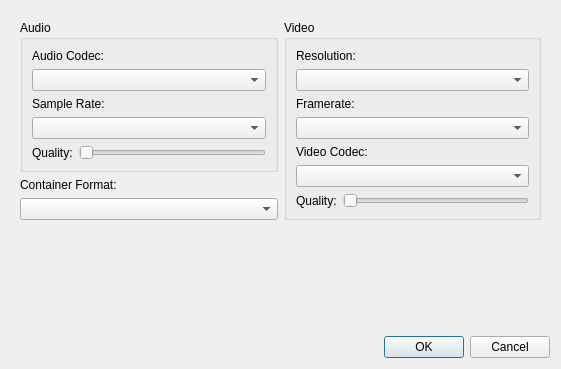
Qt form examples/multimediawidgets/camera/videosettings.ui (qt/qtmultimedia) before a commit.
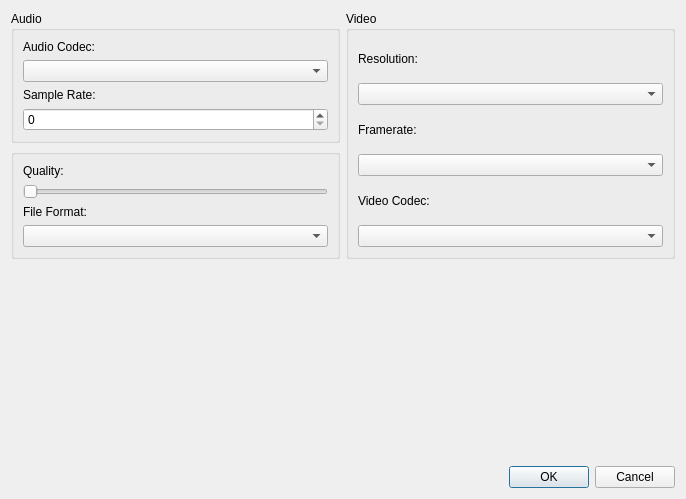
The same form after that commit.

Diff of the .ui file:
```diff
--- a/examples/multimediawidgets/camera/videosettings.ui
+++ b/examples/multimediawidgets/camera/videosettings.ui
@@ -6,79 +6,25 @@
    <rect>
     <x>0</x>
     <y>0</y>
-    <width>561</width>
-    <height>369</height>
+    <width>686</width>
+    <height>499</height>
    </rect>
   </property>
   <property name="windowTitle">
    <string>Video Settings</string>
   </property>
-  <layout class="QGridLayout" name="gridLayout_4">
-   <item row="0" column="0">
-    <widget class="QScrollArea" name="scrollArea">
-     <property name="frameShape">
-      <enum>QFrame::NoFrame</enum>
-     </property>
-     <property name="widgetResizable">
-      <bool>true</bool>
-     </property>
-     <widget class="QWidget" name="scrollAreaWidgetContents">
-      <property name="geometry">
-       <rect>
-        <x>0</x>
-        <y>0</y>
-        <width>543</width>
-        <height>250</height>
-       </rect>
-      </property>
       <layout class="QGridLayout" name="gridLayout_3">
-       <item row="0" column="0">
-        <widget class="QGroupBox" name="groupBox">
-         <property name="title">
-          <string>Audio</string>
-         </property>
-         <layout class="QGridLayout" name="gridLayout">
-          <item row="0" column="0" colspan="2">
-           <widget class="QLabel" name="label_2">
-            <property name="text">
-             <string>Audio Codec:</string>
-            </property>
-           </widget>
-          </item>
-          <item row="1" column="0" colspan="2">
-           <widget class="QComboBox" name="audioCodecBox"/>
-          </item>
-          <item row="2" column="0" colspan="2">
-           <widget class="QLabel" name="label_5">
-            <property name="text">
-             <string>Sample Rate:</string>
-            </property>
-           </widget>
-          </item>
-          <item row="3" column="0" colspan="2">
-           <widget class="QComboBox" name="audioSampleRateBox"/>
-          </item>
-          <item row="4" column="0">
-           <widget class="QLabel" name="label_3">
-            <property name="text">
-             <string>Quality:</string>
-            </property>
-           </widget>
-          </item>
           <item row="4" column="1">
-           <widget class="QSlider" name="audioQualitySlider">
-            <property name="maximum">
-             <number>4</number>
-            </property>
+    <widget class="QDialogButtonBox" name="buttonBox">
             <property name="orientation">
              <enum>Qt::Horizontal</enum>
             </property>
-           </widget>
-          </item>
-         </layout>
-        </widget>
-       </item>
-       <item row="0" column="1" rowspan="3">
+     <property name="standardButtons">
+      <set>QDialogButtonBox::Cancel|QDialogButtonBox::Ok</set>
+     </property>
+    </widget>
+   </item>
+   <item row="2" column="1">
         <widget class="QGroupBox" name="groupBox_2">
          <property name="title">
           <string>Video</string>
@@ -114,15 +60,71 @@
           <item row="5" column="0" colspan="2">
            <widget class="QComboBox" name="videoCodecBox"/>
           </item>
-          <item row="6" column="0">
-           <widget class="QLabel" name="label_7">
+     </layout>
+    </widget>
+   </item>
+   <item row="2" column="0">
+    <widget class="QWidget" name="widget" native="true">
+     <property name="sizePolicy">
+      <sizepolicy hsizetype="Preferred" vsizetype="Preferred">
+       <horstretch>0</horstretch>
+       <verstretch>0</verstretch>
+      </sizepolicy>
+     </property>
+     <layout class="QVBoxLayout" name="verticalLayout_3">
+      <property name="leftMargin">
+       <number>0</number>
+      </property>
+      <property name="topMargin">
+       <number>0</number>
+      </property>
+      <property name="rightMargin">
+       <number>0</number>
+      </property>
+      <property name="bottomMargin">
+       <number>0</number>
+      </property>
+      <item>
+       <widget class="QGroupBox" name="groupBox_3">
+        <property name="title">
+         <string>Audio</string>
+        </property>
+        <layout class="QVBoxLayout" name="verticalLayout_2">
+         <item>
+          <widget class="QLabel" name="label_2">
+           <property name="text">
+            <string>Audio Codec:</string>
+           </property>
+          </widget>
+         </item>
+         <item>
+          <widget class="QComboBox" name="audioCodecBox"/>
+         </item>
+         <item>
+          <widget class="QLabel" name="label_5">
+           <property name="text">
+            <string>Sample Rate:</string>
+           </property>
+          </widget>
+         </item>
+         <item>
+          <widget class="QSpinBox" name="audioSampleRateBox"/>
+         </item>
+        </layout>
+       </widget>
+      </item>
+      <item>
+       <widget class="QGroupBox" name="groupBox">
+        <layout class="QVBoxLayout" name="verticalLayout">
+         <item>
+          <widget class="QLabel" name="label_3">
             <property name="text">
              <string>Quality:</string>
             </property>
            </widget>
           </item>
-          <item row="6" column="1">
-           <widget class="QSlider" name="videoQualitySlider">
+         <item>
+          <widget class="QSlider" name="qualitySlider">
             <property name="maximum">
              <number>4</number>
             </property>
@@ -131,24 +133,23 @@
             </property>
            </widget>
           </item>
-         </layout>
-        </widget>
-       </item>
-       <item row="1" column="0">
+         <item>
         <widget class="QLabel" name="label_4">
          <property name="text">
-          <string>Container Format:</string>
+            <string>File Format:</string>
          </property>
         </widget>
        </item>
-       <item row="2" column="0">
+         <item>
         <widget class="QComboBox" name="containerFormatBox"/>
        </item>
       </layout>
      </widget>
+      </item>
+     </layout>
     </widget>
    </item>
-   <item row="1" column="0">
+   <item row="3" column="0">
     <spacer name="verticalSpacer">
      <property name="orientation">
       <enum>Qt::Vertical</enum>
@@ -156,21 +157,11 @@
      <property name="sizeHint" stdset="0">
       <size>
        <width>20</width>
-       <height>14</height>
+       <height>40</height>
       </size>
      </property>
     </spacer>
    </item>
-   <item row="2" column="0">
-    <widget class="QDialogButtonBox" name="buttonBox">
-     <property name="orientation">
-      <enum>Qt::Horizontal</enum>
-     </property>
-     <property name="standardButtons">
-      <set>QDialogButtonBox::Cancel|QDialogButtonBox::Ok</set>
-     </property>
-    </widget>
-   </item>
   </layout>
  </widget>
  <resources/>
```
Left out of the diff: 34 changed lines with no effect on the pictures. Lines whose indentation alone changed are shown as unchanged.
